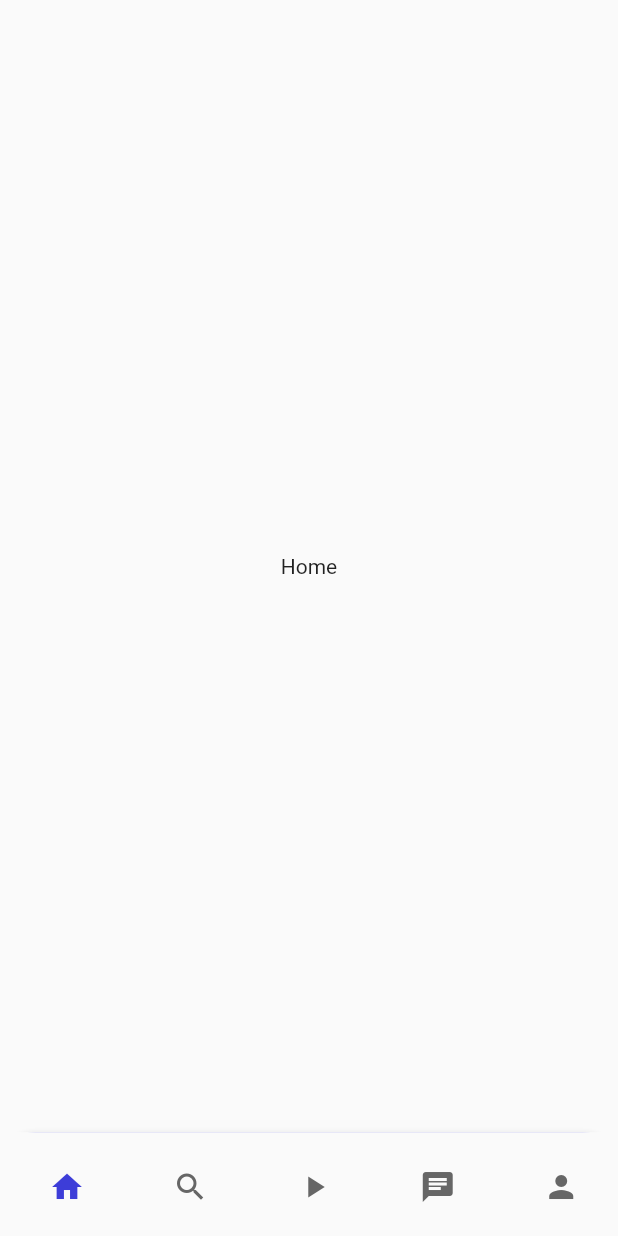
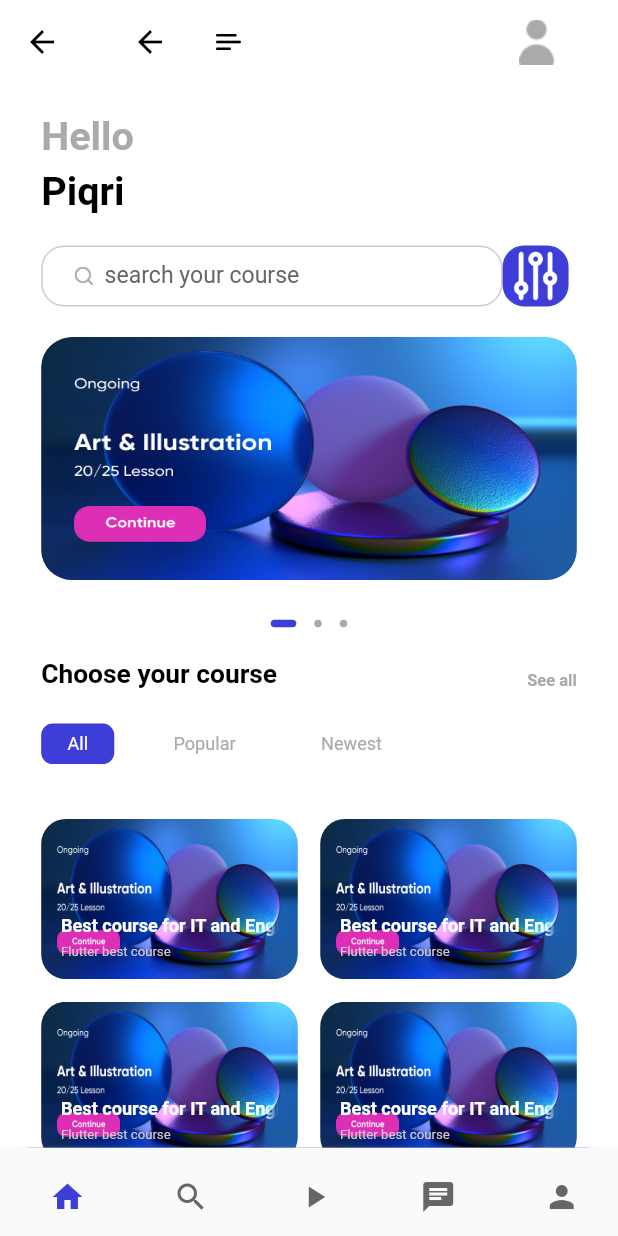
Before and after one commit to Piqri/ulearning_App, a Flutter app: the ApplicationPage screen opened by its route, on a phone screen of 412 x 824 dp. Run offline on Flutter 3.47's test engine with Material 2 defaults, Android fonts, the phone set to English and light mode, and no system bars; drawn by our look-alikes of dots_indicator; our stand-ins replace cloud_firestore, firebase_auth, firebase_core, flutter_bloc, flutter_screenutil, fluttertoast and 1 more; accounts and stored records are empty; Roboto replaces fonts that are missing (Avenir).

Commit message:
home page

```diff
--- a/lib/common/routes/names.dart
+++ b/lib/common/routes/names.dart
@@ -7,4 +7,6 @@ class AppRoutes {
   static const SIGN_IN = "/sign_in";
   //register page
   static const REGISTER = "/register";
+  //navigation home page screen
+  static const HOME_PAGE = "/home_page";
 }
--- a/lib/common/routes/pages.dart
+++ b/lib/common/routes/pages.dart
@@ -4,6 +4,8 @@ import 'package:ulearning_app/common/routes/names.dart';
 import 'package:ulearning_app/global.dart';
 import 'package:ulearning_app/pages/application/application_page.dart';
 import 'package:ulearning_app/pages/application/bloc/app_blocs.dart';
+import 'package:ulearning_app/pages/home/bloc/home_page_blocs.dart';
+import 'package:ulearning_app/pages/home/home_page.dart';
 import 'package:ulearning_app/pages/register/bloc/register_blocs.dart';
 import 'package:ulearning_app/pages/register/register.dart';
 import 'package:ulearning_app/pages/sign_in/bloc/sign_in_blocs.dart';
@@ -34,6 +36,11 @@ class AppPages {
         page: const ApplicationPage(),
         bloc: BlocProvider(create: (_) => AppBloc()),
       ),
+      PageEntity(
+        route: AppRoutes.HOME_PAGE,
+        page: const HomePage(),
+        bloc: BlocProvider(create: (_) => HomePageBloc()),
+      ),
     ];
   }
 
@@ -47,20 +54,22 @@ class AppPages {
   }
 
 //a model that covers entire screen as we click on navigator object
+  // ignore: non_constant_identifier_names
   static MaterialPageRoute GenerateRouteSettings(RouteSettings settings) {
     //check for route name matching when navigator gets trigerred.
     if (settings.name != null) {
       var result = routes().where((element) => element.route == settings.name);
       if (result.isNotEmpty) {
-        print("first log");
-        print(result.first.route);
+        // print("first log");
+        // print(result.first.route);
         // print("valid route name ${settings.name}");
         bool deviceFirstOpen = Global.storageService.getDeviceFirstOpen();
         if (result.first.route == AppRoutes.INITIAL && deviceFirstOpen) {
           bool isLoggedIn = Global.storageService.getDeviceFirstOpen();
           if (isLoggedIn) {
             return MaterialPageRoute(
-                builder: (context) => ApplicationPage(), settings: settings);
+                builder: (context) => const ApplicationPage(),
+                settings: settings);
           }
           return MaterialPageRoute(
               builder: (context) => const SignIn(), settings: settings);
@@ -69,7 +78,7 @@ class AppPages {
             builder: (_) => result.first.page, settings: settings);
       }
     }
-    print("invalid route name ${settings.name}");
+    // print("invalid route name ${settings.name}");
     return MaterialPageRoute(
       builder: (context) => const SignIn(),
       settings: settings,
--- a/lib/common/values/colors.dart
+++ b/lib/common/values/colors.dart
@@ -22,7 +22,7 @@ class AppColors {
   static const Color primarySecondaryElementText =
       Color.fromARGB(255, 102, 102, 102);
   // main widget third color grey
-  static const Color primaryThreeElementText =
+  static const Color primaryThirdElementText =
       Color.fromARGB(255, 170, 170, 170);
 
   static const Color primaryFourElementText =
--- a/lib/main.dart
+++ b/lib/main.dart
@@ -21,6 +21,7 @@ class MyApp extends StatelessWidget {
       // providers: AppBlocProviders.allBlocProviders,
       providers: [...AppPages.allBlocProviders(context)],
       child: ScreenUtilInit(
+        designSize: const Size(375, 812),
         builder: (context, child) => MaterialApp(
           debugShowCheckedModeBanner: false,
           theme: ThemeData(
--- a/lib/pages/application/application_page.dart
+++ b/lib/pages/application/application_page.dart
@@ -20,7 +20,7 @@ class _ApplicationPageState extends State<ApplicationPage> {
     return BlocBuilder<AppBloc, AppState>(
       builder: (context, state) {
         return Container(
-          color: Colors.amberAccent,
+          color: Colors.white,
           child: SafeArea(
             child: Scaffold(
               //membuat bottom navigation bar
--- a/lib/pages/application/widget/application_widget.dart
+++ b/lib/pages/application/widget/application_widget.dart
@@ -2,11 +2,12 @@ import 'package:flutter/material.dart';
 import 'package:flutter_screenutil/flutter_screenutil.dart';
 
 import '../../../common/values/colors.dart';
+import '../../home/home_page.dart';
 
 Widget buildPage(int index) {
   // ignore: no_leading_underscores_for_local_identifiers
   List<Widget> _widget = [
-    const Center(child: Text("Home")),
+    const HomePage(),
     const Center(child: Text("Search")),
     const Center(child: Text("Course")),
     const Center(child: Text("Chat")),
@@ -17,21 +18,19 @@ Widget buildPage(int index) {
 }
 
 var bottomTabs = [
-
   BottomNavigationBarItem(
     label: "home",
     icon: SizedBox(
       width: 15.w,
       height: 15.h,
-                        child: const Icon(Icons.home,
-                            color: AppColors.primarySecondaryElementText),
+      child:
+          const Icon(Icons.home, color: AppColors.primarySecondaryElementText),
       // child: Image.asset("name"),
     ),
     activeIcon: SizedBox(
       width: 15.w,
       height: 15.h,
-                        child: const Icon(Icons.home,
-                            color: AppColors.primaryElement),
+      child: const Icon(Icons.home, color: AppColors.primaryElement),
     ),
   ),
   BottomNavigationBarItem(
@@ -46,8 +45,7 @@ var bottomTabs = [
     activeIcon: SizedBox(
       width: 15.w,
       height: 15.h,
-                        child: const Icon(Icons.search,
-                            color: AppColors.primaryElement),
+      child: const Icon(Icons.search, color: AppColors.primaryElement),
     ),
   ),
   BottomNavigationBarItem(
@@ -62,8 +60,7 @@ var bottomTabs = [
     activeIcon: SizedBox(
       width: 15.w,
       height: 15.h,
-                        child: const Icon(Icons.play_arrow,
-                            color: AppColors.primaryElement),
+      child: const Icon(Icons.play_arrow, color: AppColors.primaryElement),
     ),
   ),
   BottomNavigationBarItem(
@@ -71,15 +68,14 @@ var bottomTabs = [
     icon: SizedBox(
       width: 15.w,
       height: 15.h,
-                        child: const Icon(Icons.chat,
-                            color: AppColors.primarySecondaryElementText),
+      child:
+          const Icon(Icons.chat, color: AppColors.primarySecondaryElementText),
       // child: Image.asset("name"),
     ),
     activeIcon: SizedBox(
       width: 15.w,
       height: 15.h,
-                        child: const Icon(Icons.chat,
-                            color: AppColors.primaryElement),
+      child: const Icon(Icons.chat, color: AppColors.primaryElement),
     ),
   ),
   BottomNavigationBarItem(
@@ -94,9 +90,7 @@ var bottomTabs = [
     activeIcon: SizedBox(
       width: 15.w,
       height: 15.h,
-                        child: const Icon(Icons.person_sharp,
-                            color: AppColors.primaryElement),
+      child: const Icon(Icons.person_sharp, color: AppColors.primaryElement),
     ),
   ),
-
 ];
--- a/lib/pages/common_widgets.dart
+++ b/lib/pages/common_widgets.dart
@@ -30,7 +30,7 @@ AppBar buildAppBar(String type) {
 Widget buildThirdPartyLogin(BuildContext context) {
   return Container(
     margin: EdgeInsets.only(top: 40.h, bottom: 20.h),
-    padding: EdgeInsets.only(left: 35.w, right: 35.w),
+    padding: EdgeInsets.only(left: 50.w, right: 50.w),
     child: Row(
       mainAxisAlignment: MainAxisAlignment.spaceAround,
       children: [
--- /dev/null
+++ b/lib/pages/home/bloc/home_page_blocs.dart
@@ -0,0 +1,13 @@
+import 'package:flutter_bloc/flutter_bloc.dart';
+import 'package:ulearning_app/pages/home/bloc/home_page_events.dart';
+import 'package:ulearning_app/pages/home/bloc/home_page_states.dart';
+
+class HomePageBloc extends Bloc<HomePageEvent, HomePageState> {
+  HomePageBloc() : super(const HomePageState()) {
+    on<HomepageDots>(_homePageDots);
+  }
+
+  void _homePageDots(HomepageDots event, Emitter<HomePageState> emit) {
+    emit(state.copyWith(index: event.index));
+  }
+}
--- /dev/null
+++ b/lib/pages/home/bloc/home_page_events.dart
@@ -0,0 +1,8 @@
+class HomePageEvent {
+  const HomePageEvent();
+}
+
+class HomepageDots extends HomePageEvent {
+  final int index;
+  HomepageDots(this.index);
+}
--- /dev/null
+++ b/lib/pages/home/bloc/home_page_states.dart
@@ -0,0 +1,8 @@
+class HomePageState {
+  const HomePageState({this.index = 0});
+  final int index;
+
+  HomePageState copyWith({int? index}) {
+    return HomePageState(index: index ?? this.index);
+  }
+}
--- /dev/null
+++ b/lib/pages/home/home_page.dart
@@ -0,0 +1,73 @@
+import 'package:flutter/material.dart';
+import 'package:flutter_bloc/flutter_bloc.dart';
+import 'package:flutter_screenutil/flutter_screenutil.dart';
+import 'package:ulearning_app/common/values/colors.dart';
+import 'package:ulearning_app/pages/home/bloc/home_page_blocs.dart';
+import 'package:ulearning_app/pages/home/bloc/home_page_states.dart';
+import 'package:ulearning_app/pages/home/widget/home_page_widget.dart';
+
+class HomePage extends StatefulWidget {
+  const HomePage({super.key});
+
+  @override
+  State<HomePage> createState() => _HomePageState();
+}
+
+class _HomePageState extends State<HomePage> {
+  @override
+  Widget build(BuildContext context) {
+    return Scaffold(
+      backgroundColor: Colors.white,
+      appBar: AppBar(
+        title: buildAppBar(),
+      ),
+      body: BlocBuilder<HomePageBloc, HomePageState>(
+        builder: (context, state) {
+          return Container(
+            margin: EdgeInsets.symmetric(vertical: 0, horizontal: 25.w),
+            child: CustomScrollView(
+              slivers: [
+                SliverToBoxAdapter(
+                  child: homePageText(
+                    "Hello",
+                    color: AppColors.primaryThirdElementText,
+                  ),
+                ),
+                SliverToBoxAdapter(
+                  child: homePageText(
+                    "Piqri",
+                    top: 5,
+                  ),
+                ),
+                SliverPadding(padding: EdgeInsets.only(top: 20.h)),
+                SliverToBoxAdapter(child: searchView()),
+                SliverToBoxAdapter(child: slidersView(context, state)),
+                SliverToBoxAdapter(child: menuView()),
+                SliverPadding(
+                    padding:
+                        EdgeInsets.symmetric(vertical: 18.h, horizontal: 0.w)),
+                SliverGrid(
+                  gridDelegate: const SliverGridDelegateWithFixedCrossAxisCount(
+                    crossAxisCount: 2,
+                    mainAxisSpacing: 15,
+                    crossAxisSpacing: 15,
+                    childAspectRatio: 1.6,
+                  ),
+                  delegate: SliverChildBuilderDelegate(
+                    childCount: 4,
+                    (BuildContext context, int index) {
+                      return GestureDetector(
+                        onTap: () {},
+                        child: courseGrid(),
+                      );
+                    },
+                  ),
+                ),
+              ],
+            ),
+          );
+        },
+      ),
+    );
+  }
+}
--- /dev/null
+++ b/lib/pages/home/widget/home_page_widget.dart
@@ -0,0 +1,298 @@
+import 'package:dots_indicator/dots_indicator.dart';
+import 'package:flutter/material.dart';
+import 'package:flutter_bloc/flutter_bloc.dart';
+import 'package:flutter_screenutil/flutter_screenutil.dart';
+import 'package:ulearning_app/pages/home/bloc/home_page_blocs.dart';
+import 'package:ulearning_app/pages/home/bloc/home_page_events.dart';
+import 'package:ulearning_app/pages/home/bloc/home_page_states.dart';
+
+import '../../../common/values/colors.dart';
+
+AppBar buildAppBar() {
+  return AppBar(
+    title: Container(
+      // margin: EdgeInsets.symmetric(horizontal: 7.w),
+      child: Row(
+        mainAxisAlignment: MainAxisAlignment.spaceBetween,
+        crossAxisAlignment: CrossAxisAlignment.center,
+        children: [
+          SizedBox(
+            width: 15.w,
+            height: 12.h,
+            child: Image.asset("assets/icons/menu.png"),
+          ),
+          GestureDetector(
+            child: Container(
+              width: 40.w,
+              height: 40.h,
+              decoration: const BoxDecoration(
+                image: DecorationImage(
+                  image: AssetImage("assets/icons/person.png"),
+                ),
+              ),
+            ),
+          )
+        ],
+      ),
+    ),
+  );
+}
+
+//reusable big text widget
+Widget homePageText(String text,
+    {Color color = AppColors.primaryText, int top = 20}) {
+  return Container(
+    margin: EdgeInsets.only(top: top.h),
+    child: Text(
+      text,
+      style: TextStyle(
+        color: color,
+        fontSize: 24.sp,
+        fontWeight: FontWeight.bold,
+      ),
+    ),
+  );
+}
+
+Widget searchView() {
+  return Row(
+    children: [
+      Container(
+        width: 280.w,
+        height: 40.h,
+        decoration: BoxDecoration(
+          color: AppColors.primaryBackground,
+          borderRadius: BorderRadius.circular(15.h),
+          border: Border.all(color: AppColors.primaryFourElementText),
+        ),
+        child: Row(
+          children: [
+            Container(
+              margin: EdgeInsets.only(left: 17.w),
+              width: 16.w,
+              height: 16.h,
+              child: Image.asset("assets/icons/search.png"),
+            ),
+            Container(
+              width: 240.w,
+              height: 40.h,
+              child: TextField(
+                keyboardType: TextInputType.multiline,
+                decoration: const InputDecoration(
+                  contentPadding: EdgeInsets.fromLTRB(5, 5, 0, 5),
+                  hintText: "search your course",
+                  border: OutlineInputBorder(
+                    borderSide: BorderSide(color: Colors.transparent),
+                  ),
+                  enabledBorder: OutlineInputBorder(
+                    borderSide: BorderSide(color: Colors.transparent),
+                  ),
+                  disabledBorder: OutlineInputBorder(
+                    borderSide: BorderSide(color: Colors.transparent),
+                  ),
+                  focusedBorder: OutlineInputBorder(
+                    borderSide: BorderSide(color: Colors.transparent),
+                  ),
+                  hintStyle:
+                      TextStyle(color: AppColors.primarySecondaryElementText),
+                ),
+                style: TextStyle(
+                  color: AppColors.primaryText,
+                  fontFamily: "Avenir",
+                  fontWeight: FontWeight.normal,
+                  fontSize: 14.sp,
+                ),
+                autocorrect: false,
+                obscureText: false,
+              ),
+            ),
+          ],
+        ),
+      ),
+      GestureDetector(
+        child: Container(
+          width: 40.w,
+          height: 40.h,
+          decoration: BoxDecoration(
+            color: AppColors.primaryElement,
+            borderRadius: BorderRadius.all(Radius.circular(13.w)),
+            border: Border.all(color: AppColors.primaryElement),
+          ),
+          child: Image.asset("assets/icons/options.png"),
+        ),
+      )
+    ],
+  );
+}
+
+//for sliders view
+Widget slidersView(BuildContext context, HomePageState state) {
+  return Column(
+    children: [
+      Container(
+        margin: EdgeInsets.symmetric(vertical: 20.h),
+        width: 325.w,
+        height: 160.h,
+        child: PageView(
+          onPageChanged: (value) {
+            print(value.toString());
+            context.read<HomePageBloc>().add(HomepageDots(value));
+          },
+          children: [
+            _slidersContainer(path: "assets/icons/Art.png"),
+            _slidersContainer(path: "assets/icons/Image(1).png"),
+            _slidersContainer(path: "assets/icons/Image(2).png"),
+          ],
+        ),
+      ),
+      Container(
+        child: DotsIndicator(
+          dotsCount: 3,
+          position: state.index,
+          decorator: DotsDecorator(
+            color: AppColors.primaryThirdElementText,
+            activeColor: AppColors.primaryElement,
+            size: const Size.square(5.0),
+            activeSize: const Size(17.0, 5.0),
+            activeShape: RoundedRectangleBorder(
+              borderRadius: BorderRadius.circular(5.0),
+            ),
+          ),
+        ),
+      ),
+    ],
+  );
+}
+
+//sliders widget
+Widget _slidersContainer({String path = "assets/icons/Art.png"}) {
+  return Container(
+    width: 325.w,
+    height: 160.h,
+    decoration: BoxDecoration(
+      borderRadius: BorderRadius.all(Radius.circular(20.h)),
+      image: DecorationImage(fit: BoxFit.fill, image: AssetImage(path)),
+    ),
+  );
+}
+
+//menu view for showing items
+Widget menuView() {
+  return Column(
+    children: [
+      Container(
+        width: 325.w,
+        margin: EdgeInsets.only(top: 15.h),
+        child: Row(
+          mainAxisAlignment: MainAxisAlignment.spaceBetween,
+          crossAxisAlignment: CrossAxisAlignment.end,
+          children: [
+            _reusableText("Choose your course"),
+            GestureDetector(
+              child: _reusableText("See all",
+                  color: AppColors.primaryThirdElementText, fontSize: 10),
+            ),
+          ],
+        ),
+      ),
+      Container(
+        margin: EdgeInsets.only(top: 20.w),
+        child: Row(
+          children: [
+            _reusableMenuText("All"),
+            _reusableMenuText("Popular",
+                textColor: AppColors.primaryThirdElementText,
+                backgroundColor: Colors.white),
+            _reusableMenuText("Newest",
+                textColor: AppColors.primaryThirdElementText,
+                backgroundColor: Colors.white),
+          ],
+        ),
+      ),
+    ],
+  );
+}
+
+Widget _reusableText(String text,
+    {Color color = AppColors.primaryText,
+    int fontSize = 16,
+    FontWeight fontWeight = FontWeight.bold}) {
+  return Container(
+    child: Text(
+      text,
+      style: TextStyle(
+        color: color,
+        fontWeight: fontWeight,
+        fontSize: fontSize.sp,
+      ),
+    ),
+  );
+}
+
+//for menu buttons, reusable text
+Widget _reusableMenuText(String menuText,
+    {Color textColor = AppColors.primaryElementText,
+    Color backgroundColor = AppColors.primaryElement}) {
+  return Container(
+    margin: EdgeInsets.only(right: 20.w),
+    padding: EdgeInsets.symmetric(horizontal: 15.w, vertical: 5.w),
+    decoration: BoxDecoration(
+      color: backgroundColor,
+      borderRadius: BorderRadius.circular(7.w),
+      border: Border.all(color: backgroundColor),
+    ),
+    child: _reusableText(
+      menuText,
+      color: textColor,
+      fontWeight: FontWeight.normal,
+      fontSize: 11,
+    ),
+  );
+}
+
+//for course grid view ui
+Widget courseGrid() {
+  return Container(
+    height: 100.h,
+    width: 100.w,
+    decoration: BoxDecoration(
+      borderRadius: BorderRadius.circular(15.w),
+      image: const DecorationImage(
+          fit: BoxFit.fill, image: AssetImage("assets/icons/Art.png")),
+    ),
+    child: Container(
+      padding: EdgeInsets.all(12.sp),
+      child: Column(
+        mainAxisAlignment: MainAxisAlignment.end,
+        crossAxisAlignment: CrossAxisAlignment.start,
+        children: [
+          Text(
+            "Best course for IT and Engineering",
+            maxLines: 1,
+            overflow: TextOverflow.fade,
+            textAlign: TextAlign.left,
+            softWrap: false,
+            style: TextStyle(
+              color: AppColors.primaryElementText,
+              fontWeight: FontWeight.bold,
+              fontSize: 11.sp,
+            ),
+          ),
+          SizedBox(height: 5.h),
+          Text(
+            "Flutter best course ",
+            maxLines: 1,
+            overflow: TextOverflow.fade,
+            textAlign: TextAlign.left,
+            softWrap: false,
+            style: TextStyle(
+              color: AppColors.primaryFourElementText,
+              fontWeight: FontWeight.normal,
+              fontSize: 8.sp,
+            ),
+          ),
+        ],
+      ),
+    ),
+  );
+}
--- a/lib/pages/register/register.dart
+++ b/lib/pages/register/register.dart
@@ -38,7 +38,7 @@ class _RegisterState extends State<Register> {
                       ),
                     ),
                     Container(
-                      margin: EdgeInsets.only(bottom: 36.h),
+                      margin: EdgeInsets.only(bottom: 60.h),
                       padding: EdgeInsets.symmetric(horizontal: 24.w),
                       child: Column(
                         crossAxisAlignment: CrossAxisAlignment.start,
@@ -88,7 +88,7 @@ class _RegisterState extends State<Register> {
                             },
                           ),
                           reusableText(
-                              'Enter your detail below & free sign up'),
+                              'By creating an account you have to agree with our them & condition.'),
                           buildLogInAndRegButton(
                             'Sign Up',
                             'login',
--- a/lib/pages/sign_in/sign_in.dart
+++ b/lib/pages/sign_in/sign_in.dart
@@ -59,6 +59,7 @@ class _SignInState extends State<SignIn> {
                           },
                         ),
                         forgotPassword(),
+                        SizedBox(height: 70.h),
                         buildLogInAndRegButton(
                           'Log in',
                           'login',
```
Lines whose indentation alone changed are shown as unchanged.
